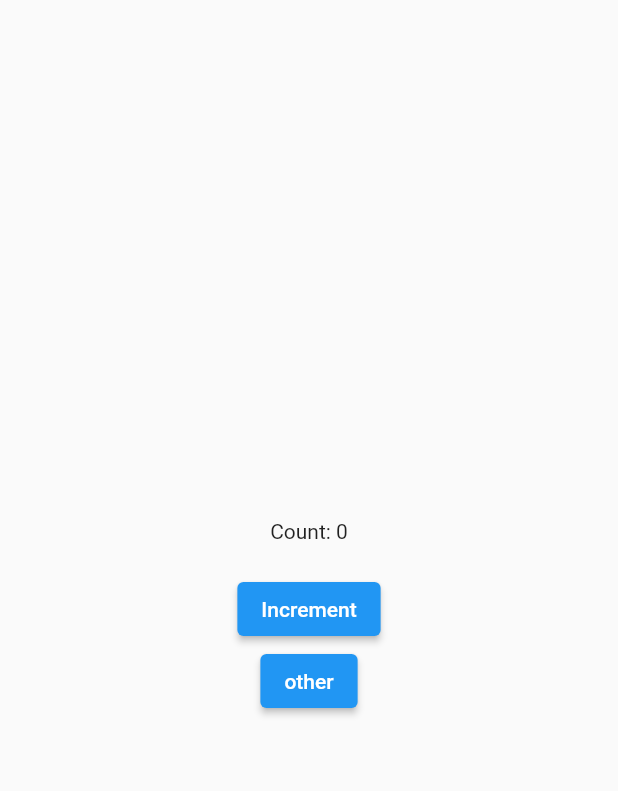
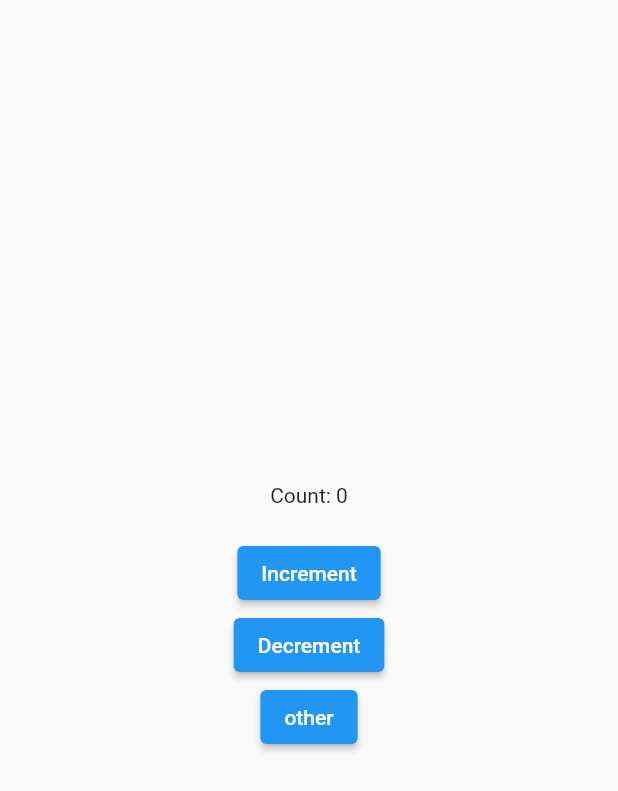
Before and after one commit to SHINYOONCHAN/getx, a Flutter app: the screen it shows after launch, on a phone screen of 412 x 824 dp. Shown: the top 791 px of the screen. Run offline on Flutter 3.47's test engine with Material 3 defaults, Android fonts, the phone set to English and light mode, and no system bars; our stand-ins replace get; Roboto replaces fonts that are missing (Pretendard).

Commit message:
GetX Example

```diff
--- a/lib/controllers/counter_controller.dart
+++ b/lib/controllers/counter_controller.dart
@@ -3,4 +3,5 @@ import 'package:get/get.dart';
 class CounterController extends GetxController {
   var count = 0.obs;
   increment() => count++;
+  decrement() => count--;
 }
--- a/lib/screens/home_screen.dart
+++ b/lib/screens/home_screen.dart
@@ -27,6 +27,10 @@ class HomeScreenState extends State<HomeScreen> {
               child: const Text('Increment'),
             ),
             ElevatedButton(
+              onPressed: c.decrement,
+              child: const Text('Decrement'),
+            ),
+            ElevatedButton(
               onPressed: () => Get.to(const OtherScreen()),
               child: const Text('other'),
             ),
```
